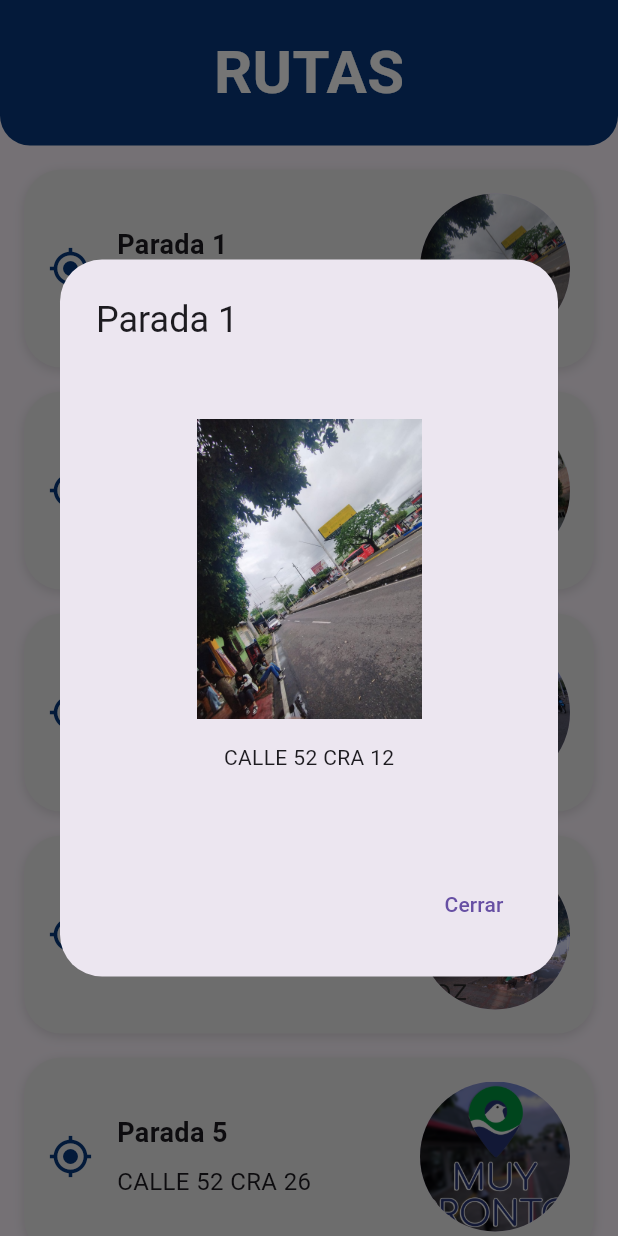
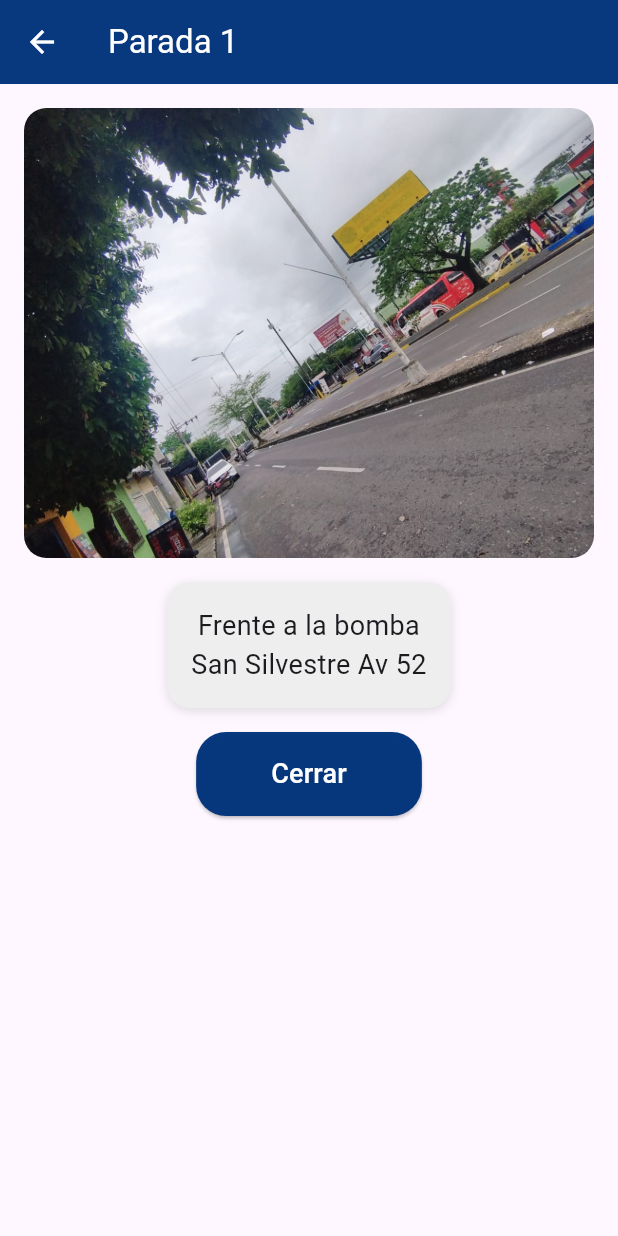
Before and after one commit to Aisoranar/Gpaz_Flutter, a Flutter app: the ThirdTab screen opened directly, after a tap on "Parada 1", on a phone screen of 412 x 824 dp. Run offline on Flutter 3.47's test engine with Material 3 defaults, Android fonts, the phone set to English and light mode, and no system bars; our stand-ins replace cloud_firestore, firebase_auth, firebase_core, flutter_local_notifications, google_maps_flutter, introduction_screen and 2 more; accounts and stored records are empty.

Commit message:
Ultima actualización Gpaz

```diff
--- a/lib/tabs/fourth_tab.dart
+++ b/lib/tabs/fourth_tab.dart
@@ -36,12 +36,20 @@
                     icon: Icons.person,
                   ),
 
-                  // Jhonys Rios
+                  // Jhonis Rios
                   _buildTeamMember(
-                    name: 'Ing. Jhonys Rios',
+                    name: 'Ing. Esp. Jhonis Rios',
                     role: 'Director',
                     icon: Icons.person,
                   ),
+
+                  // Karen Salom
+                  _buildTeamMember(
+                    name: 'Ing. Mag. Karen Salom',
+                    role: 'Directora',
+                    icon: Icons.person,
+                  ),
+
 
                   // Sebastian Romero
                   _buildTeamMember(
@@ -50,14 +58,12 @@
                     icon: Icons.person,
                   ),
 
-                  // Juan Gómez
+                  // Hadik Chavez
                   _buildTeamMember(
                     name: 'Hadik Chavez',
                     role: 'Diseñador UI/UX',
                     icon: Icons.person,
                   ),
-
-
 
                   // Agradecimientos
                   _buildAgradecimientos(),
@@ -80,7 +86,7 @@
     Color iconColor = const Color.fromARGB(247, 0, 51, 122);
 
     // Verificar si es el director o el co-director y cambiar el color del icono
-    if (role == 'Director' || role == 'Co-Director') {
+    if (role == 'Director' || role == 'Directora') {
       iconColor = Colors.green; // Puedes cambiar este color a tu preferencia
     }
 
--- a/lib/tabs/third_tab.dart
+++ b/lib/tabs/third_tab.dart
@@ -8,51 +8,51 @@
 class _ThirdTabState extends State<ThirdTab> {
   Map<String, Map<String, dynamic>> routeData = {
     'Parada 1': {
-      'description': 'CALLE 52 CRA 12',
+      'description': 'Frente a la bomba\nSan Silvestre Av 52',
       'imagePath': 'Assets/images/paradas/parada_principal.jpg',
     },
     'Parada 2': {
-      'description': 'CALLE 52 CRA 13',
+      'description': 'Iglesia Oración\nEspíritu Santo',
       'imagePath': 'Assets/images/paradas/parada_segunda.jpg',
     },
     'Parada 3': {
-      'description': 'YAMAHA',
+      'description': 'Yamaha Av 52',
       'imagePath': 'Assets/images/paradas/parada_yamahamotos.jpg',
     },
     'Parada 4': {
-      'description': 'CALLE 52 CRA 22',
+      'description': 'Frente al Parque\nCamilo Torres',
       'imagePath': 'Assets/images/paradas/parada_frentedescabezado.jpg',
     },
     'Parada 5': {
-      'description': 'CALLE 52 CRA 26',
+      'description': 'Cajero Servibanca\nde la 28',
       'imagePath': 'Assets/images/paradas/muypronto.jpg',
     },
     'Parada 6': {
-      'description': 'POLLO ARABE',
+      'description': 'Restaurante Pollo\nArabe',
       'imagePath': 'Assets/images/paradas/muypronto.jpg',
     },
     'Parada 7': {
-      'description': 'EL INTERCAMBIADOR',
+      'description': 'Intercambiador',
       'imagePath': 'Assets/images/paradas/muypronto.jpg',
     },
     'Parada 8': {
-      'description': 'BARRIO YARIMA',
+      'description': 'Entrada Barrio\nYarima',
       'imagePath': 'Assets/images/paradas/muypronto.jpg',
     },
     'Parada 9': {
-      'description': 'EL PALMAR',
+      'description': 'El Palmar',
       'imagePath': 'Assets/images/paradas/parada_palmar.jpg',
     },
     'Parada 10': {
-      'description': 'BOSQUE DE LA CIRA',
+      'description': 'Bosques de la Cira',
       'imagePath': 'Assets/images/paradas/parada_bosquecira.jpg',
     },
     'Parada 11': {
-      'description': 'LA BONANZA',
+      'description': 'Frente a Bonanza -\nBavaria',
       'imagePath': 'Assets/images/paradas/muypronto.jpg',
     },
     'Parada 12': {
-      'description': 'EL RETEN',
+      'description': 'El Retén',
       'imagePath': 'Assets/images/paradas/muypronto.jpg',
     },
     'Parada 13': {
@@ -69,7 +69,7 @@
           crossAxisAlignment: CrossAxisAlignment.start,
           children: [
             Container(
-              padding: EdgeInsets.symmetric(vertical: 20.0),//aca
+              padding: EdgeInsets.symmetric(vertical: 20.0),
               decoration: BoxDecoration(
                 color: Color.fromARGB(247, 0, 51, 122),
                 borderRadius: BorderRadius.only(
@@ -131,7 +131,8 @@
             size: 30.0,
           ),
           SizedBox(width: 16.0),
-          Column(
+          Expanded(
+            child: Column(
               crossAxisAlignment: CrossAxisAlignment.start,
               children: [
                 Text(
@@ -142,12 +143,15 @@
                 Text(
                   subtitle,
                   style: TextStyle(fontSize: 16),
+                  maxLines: 2,
+                  overflow: TextOverflow.ellipsis,
                 ),
               ],
             ),
-          Spacer(),
+          ),
+          SizedBox(width: 16.0),
           CircleAvatar(
-            radius: 50.0, //IMAGEN CIRCULO ANCHO
+            radius: 30.0,
             backgroundImage: AssetImage(imagePath),
           ),
         ],
@@ -155,42 +159,100 @@
     );
   }
 
-//IMAGEN
   void _showRouteDescription(BuildContext context, String route) {
-  showDialog(
-    context: context,
-    builder: (BuildContext context) {
-      return AlertDialog(
-        title: Text(route),
-        content: Container(
-          constraints: BoxConstraints(maxHeight: 300.0),
+    Navigator.push(
+      context,
+      MaterialPageRoute(
+        builder: (context) => RouteDescriptionScreen(
+          title: route,
+          description: routeData[route]?['description'] ?? '',
+          imagePath: routeData[route]?['imagePath'] ?? '',
+        ),
+      ),
+    );
+  }
+}
+
+class RouteDescriptionScreen extends StatelessWidget {
+  final String title;
+  final String description;
+  final String imagePath;
+
+  RouteDescriptionScreen({
+    required this.title,
+    required this.description,
+    required this.imagePath,
+  });
+
+  @override
+  Widget build(BuildContext context) {
+    return Scaffold(
+      appBar: AppBar(
+        iconTheme: IconThemeData(
+          color: Colors.white, // Cambia el color de la flecha a blanco
+        ),
+        title: Text(
+          title,
+          style: TextStyle(color: Colors.white),
+        ),
+        backgroundColor: Color.fromARGB(247, 0, 51, 122),
+      ),
+      body: Padding(
+        padding: EdgeInsets.all(16.0),
         child: Column(
+          crossAxisAlignment: CrossAxisAlignment.center,
           children: [
-              Image.asset(
-                routeData[route]?['imagePath'] ?? '',
-                height: 200.0,
-                width: 400.0,
+            Center(
+              child: ClipRRect(
+                borderRadius: BorderRadius.circular(15.0),
+                child: Image.asset(
+                  imagePath,
+                  height: 300.0,
+                  width: double.infinity,
+                  fit: BoxFit.cover,
                 ),
-              SizedBox(height: 8.0),
-              Padding(
-                padding: const EdgeInsets.all(8.0),
-                child: Text(routeData[route]?['description'] ?? ''),
+              ),
+            ),
+            SizedBox(height: 16.0),
+            Container(
+              padding: EdgeInsets.all(16.0),
+              decoration: BoxDecoration(
+                color: Colors.grey[200],
+                borderRadius: BorderRadius.circular(15.0),
+                boxShadow: [
+                  BoxShadow(
+                    color: Colors.black12,
+                    blurRadius: 5.0,
+                    offset: Offset(0, 2),
+                  ),
+                ],
+              ),
+              child: Text(
+                description,
+                style: TextStyle(fontSize: 18),
+                textAlign: TextAlign.center,
+              ),
+            ),
+            SizedBox(height: 16.0),
+            ElevatedButton(
+              style: ElevatedButton.styleFrom(
+                backgroundColor: Color.fromARGB(247, 0, 51, 122),
+                padding: EdgeInsets.symmetric(horizontal: 50, vertical: 15),
+                shape: RoundedRectangleBorder(
+                  borderRadius: BorderRadius.circular(20.0),
+                ),
+              ),
+              onPressed: () {
+                Navigator.of(context).pop();
+              },
+              child: Text(
+                'Cerrar',
+                style: TextStyle(color: Colors.white, fontSize: 18),
+              ),
             ),
           ],
         ),
       ),
-        contentPadding: EdgeInsets.fromLTRB(10.0, 50.0, 10.0, 0.0), // Ajusta el espacio alrededor del contenido
-        actions: [
-          TextButton(
-            onPressed: () => Navigator.of(context).pop(),
-            child: Text('Cerrar'),
-          ),
-        ],
-      );
-    },
     );
   }
-
-
-
 }
```
Lines whose indentation alone changed are shown as unchanged.
